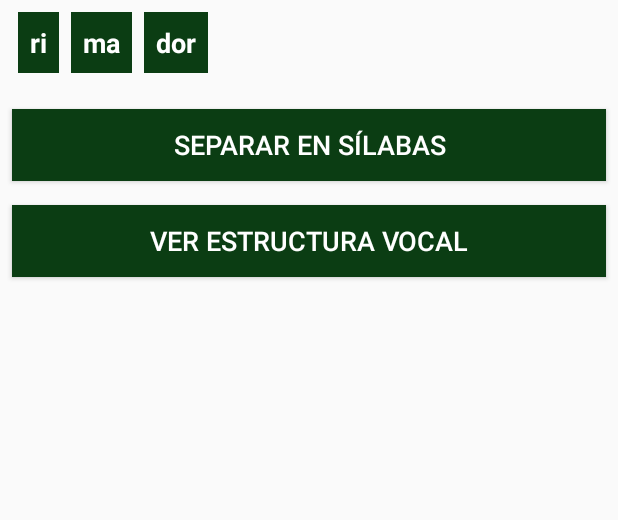
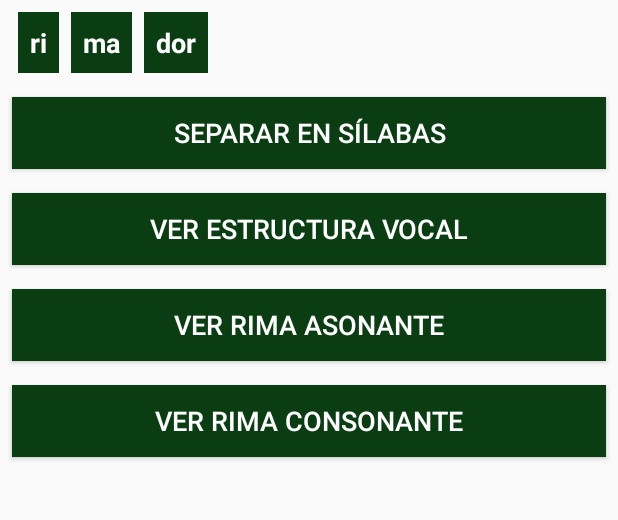
Before and after one commit to lutialberto/Rimador, an Android app: the screen it shows after launch (SeparateWordActivity), on a phone screen of 412 x 824 dp, the part 165-685 px from its top. Run offline under Robolectric (Android 15) with nearby library versions, the phone set to English and light mode, and no system bars.

Commit message:
new rhyme buttons with constrains and styles added

```diff
--- a/app/src/main/java/com/example/betom/rimador/utilities/Constants.kt
+++ b/app/src/main/java/com/example/betom/rimador/utilities/Constants.kt
@@ -1,18 +1,18 @@
 package com.example.betom.rimador.utilities
 
-/*informacion sobre la maquina de estados para separarEnSilabas en syllables*/
+/*informacion sobre la maquina de estados para separar en silabas */
 const val LETTER_SETS_COUNT = 11
 const val END_OF_WORD_DELIMITER = " "
 
 /*informacion sobre constantes de la clase palabra*/
 const val NO_ERRORS = ""
 
-/*mensajes separando en syllables*/
+/*mensajes separando en silabas*/
 const val ERROR_WORD_WITHOUT_VOCALS = "No existen palabras sin vocales"
-const val ERROR_UNKNOWN_SYMBOL = "Word con simbolos no permitidos -> "
+const val ERROR_UNKNOWN_SYMBOL = "Palabra con simbolos no permitidos -> "
 const val ERROR_EMPTY_WORD = "Palabra vacia"
 
-/*mensajes syllables tonica o con tilde*/
+/*mensajes con silaba tonica o con tilde*/
 const val ERROR_TO_MANY_ACCENT_MARKS = "No puede haber mas de una vocal con tilde por palabra"
 const val WORD_WITHOUT_ACCENT_MARK = -1
 const val TONIC_SYLLABLE_DEFAULT_VALUE = -2
--- a/app/src/main/res/layout/activity_separate_word.xml
+++ b/app/src/main/res/layout/activity_separate_word.xml
@@ -13,7 +13,7 @@
         android:id="@+id/separateSyllablesButton"
         style="@style/rimadorButtons"
         android:layout_marginStart="8dp"
-        android:layout_marginTop="24dp"
+        android:layout_marginTop="16dp"
         android:layout_marginEnd="8dp"
         android:onClick="separateSyllablesClicked"
         android:text="@string/separar_en_s_labas"
@@ -99,4 +99,25 @@
         app:layout_constraintStart_toEndOf="@+id/enterWordText"
         app:layout_constraintTop_toTopOf="@+id/enterWordText" />
 
+    <Button
+        android:id="@+id/assonantRhymeButton"
+        style="@style/rimadorButtons"
+        android:layout_height="wrap_content"
+        android:layout_marginTop="16dp"
+        android:text="@string/ver_rima_asonante"
+        app:layout_constraintEnd_toEndOf="@+id/vocalStructureButton"
+        app:layout_constraintStart_toStartOf="@+id/vocalStructureButton"
+        app:layout_constraintTop_toBottomOf="@+id/vocalStructureButton" />
+
+    <Button
+        android:id="@+id/consonantRhymeButton"
+        style="@style/rimadorButtons"
+        android:layout_width="0dp"
+        android:layout_height="wrap_content"
+        android:layout_marginTop="16dp"
+        android:text="@string/ver_rima_consonante"
+        app:layout_constraintEnd_toEndOf="@+id/assonantRhymeButton"
+        app:layout_constraintStart_toStartOf="@+id/assonantRhymeButton"
+        app:layout_constraintTop_toBottomOf="@+id/assonantRhymeButton" />
+
 </android.support.constraint.ConstraintLayout>
--- a/app/src/main/res/values/strings.xml
+++ b/app/src/main/res/values/strings.xml
@@ -92,4 +92,6 @@
     <string name="estructura_vocal">Estructura vocal:</string>
     <string name="limpiar">Limpiar</string>
     <string name="empty_string" />
+    <string name="ver_rima_asonante">Ver rima asonante</string>
+    <string name="ver_rima_consonante">Ver rima consonante</string>
 </resources>
```
